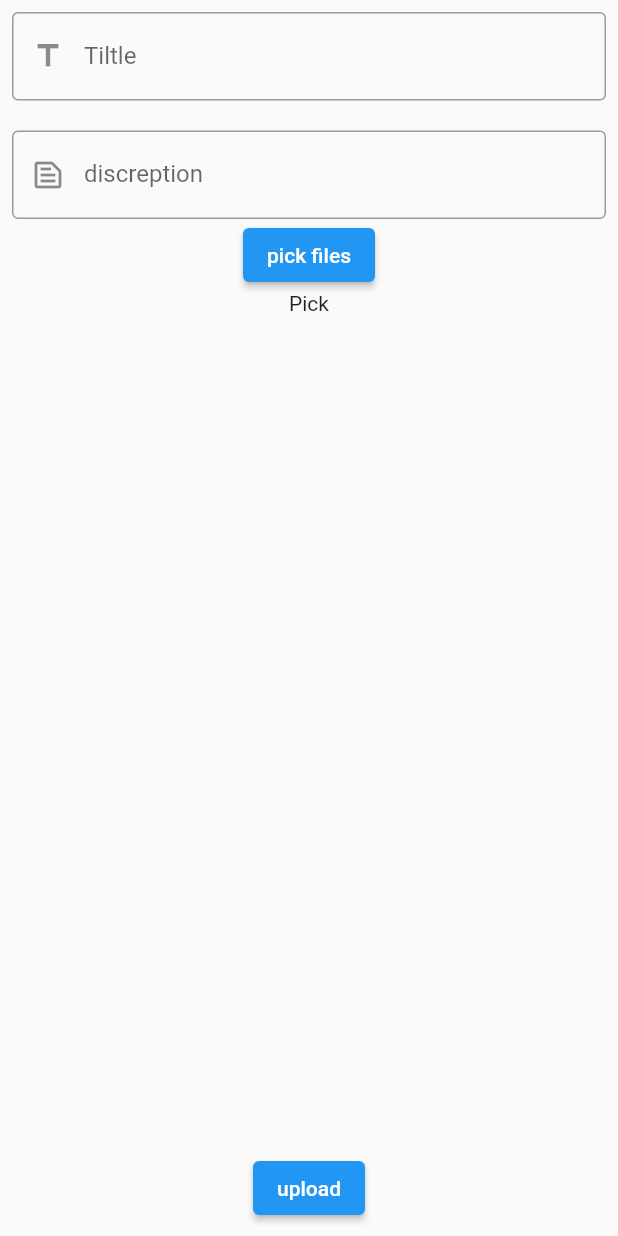
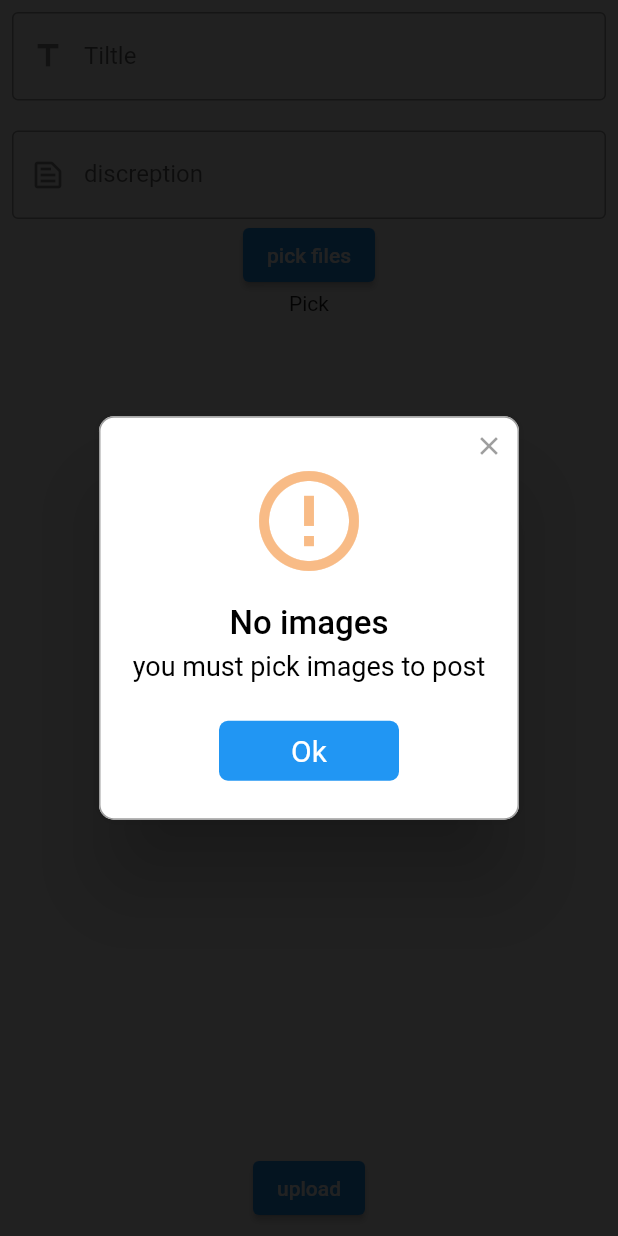
Before and after one commit to MoIbrahem/ExampleFlutter, a Flutter app: the AddContentScreen screen opened directly, after a tap on "upload", on a phone screen of 412 x 824 dp. Run offline on Flutter 3.47's test engine with Material 2 defaults, Android fonts, the phone set to English and light mode, and no system bars; drawn by our look-alikes of rflutter_alert; our stand-ins replace cloud_firestore, dio, file_picker, firebase_auth, firebase_core, firebase_storage and 2 more; accounts and stored records are empty.

Commit message:
handeled post issues

```diff
--- a/lib/content/addContent.dart
+++ b/lib/content/addContent.dart
@@ -1,11 +1,14 @@
 import 'dart:io';
 
 import 'package:cloud_firestore/cloud_firestore.dart';
+import 'package:example/BottomNavigation/Navigation.dart';
 import 'package:file_picker/file_picker.dart';
 import 'package:firebase_auth/firebase_auth.dart';
 import 'package:firebase_storage/firebase_storage.dart';
+import 'package:flutter/foundation.dart';
 import 'package:flutter/material.dart';
 import 'package:path/path.dart' as Path;
+import 'package:rflutter_alert/rflutter_alert.dart';
 
 class AddContentScreen extends StatefulWidget {
   const AddContentScreen({Key? key}) : super(key: key);
@@ -116,8 +119,76 @@ class _AddContentScreenState extends State<AddContentScreen> {
                   ElevatedButton(
                     child: Text('upload'),
                     onPressed: () async {
-                      await postMake(
-                          titleController.text, discreptionController.text);
+                      if (a.isNotEmpty) {
+                        await postMake(titleController.text,
+                                discreptionController.text)
+                            .then((value) => Alert(
+                                    context: context,
+                                    type: AlertType.success,
+                                    title: "Posted Sucessfully",
+                                    buttons: [
+                                      DialogButton(
+                                        onPressed: () {
+                                          Navigator.pop(context);
+                                          Navigator.push(
+                                              context,
+                                              MaterialPageRoute(
+                                                  builder: (context) =>
+                                                      Navigation()));
+                                        },
+                                        width: 120,
+                                        child: Text(
+                                          "Cool",
+                                          style: TextStyle(
+                                              color: Colors.white,
+                                              fontSize: 20),
+                                        ),
+                                      )
+                                    ],
+                                    desc:
+                                        "Your Post is now available to all users.")
+                                .show())
+                            .catchError((e) {
+                          Alert(
+                                  context: context,
+                                  type: AlertType.error,
+                                  title: "Failed post",
+                                  buttons: [
+                                    DialogButton(
+                                      onPressed: () => Navigator.pop(context),
+                                      width: 120,
+                                      child: Text(
+                                        "Ok",
+                                        style: TextStyle(
+                                            color: Colors.white, fontSize: 20),
+                                      ),
+                                    )
+                                  ],
+                                  desc: "${e}")
+                              .show();
+                          if (kDebugMode) {
+                            print(e);
+                          }
+                        });
+                      } else {
+                        Alert(
+                                context: context,
+                                type: AlertType.warning,
+                                title: "No images",
+                                buttons: [
+                                  DialogButton(
+                                    onPressed: () => Navigator.pop(context),
+                                    width: 120,
+                                    child: Text(
+                                      "Ok",
+                                      style: TextStyle(
+                                          color: Colors.white, fontSize: 20),
+                                    ),
+                                  )
+                                ],
+                                desc: "you must pick images to post")
+                            .show();
+                      }
                     },
                   ),
                 ],
```
